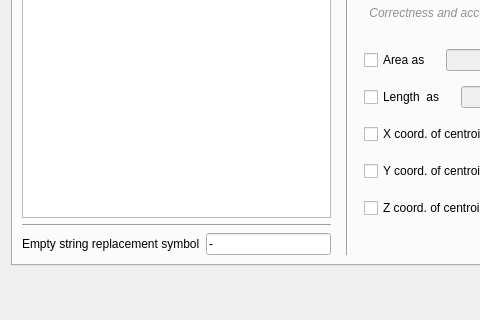
First picture: the form in src/builderexts/import.spatial-graph.ogr-gdal/OGRGDALDialog.ui, repository OpenFLUID/openfluid, before the edit; both pictures show x 0 to 480 and y 302 to 622 of the 850 by 622 pixel window.
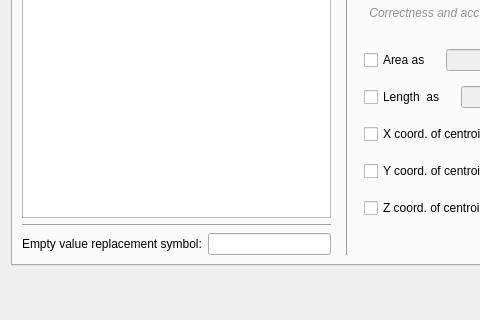
Second picture: the form after the edit.

Diff of the .ui file:
```diff
--- a/src/builderexts/import.spatial-graph.ogr-gdal/OGRGDALDialog.ui
+++ b/src/builderexts/import.spatial-graph.ogr-gdal/OGRGDALDialog.ui
@@ -451,14 +451,14 @@
                     <item>
                      <widget class="QLabel" name="label_10">
                       <property name="text">
-                       <string>Empty string replacement symbol</string>
+                       <string>Empty value replacement symbol:</string>
                       </property>
                      </widget>
                     </item>
                     <item>
                      <widget class="QLineEdit" name="EmptyStringLineEdit">
                       <property name="text">
-                       <string>-</string>
+                       <string notr="true"/>
                       </property>
                       <property name="placeholderText">
                        <string/>
```
